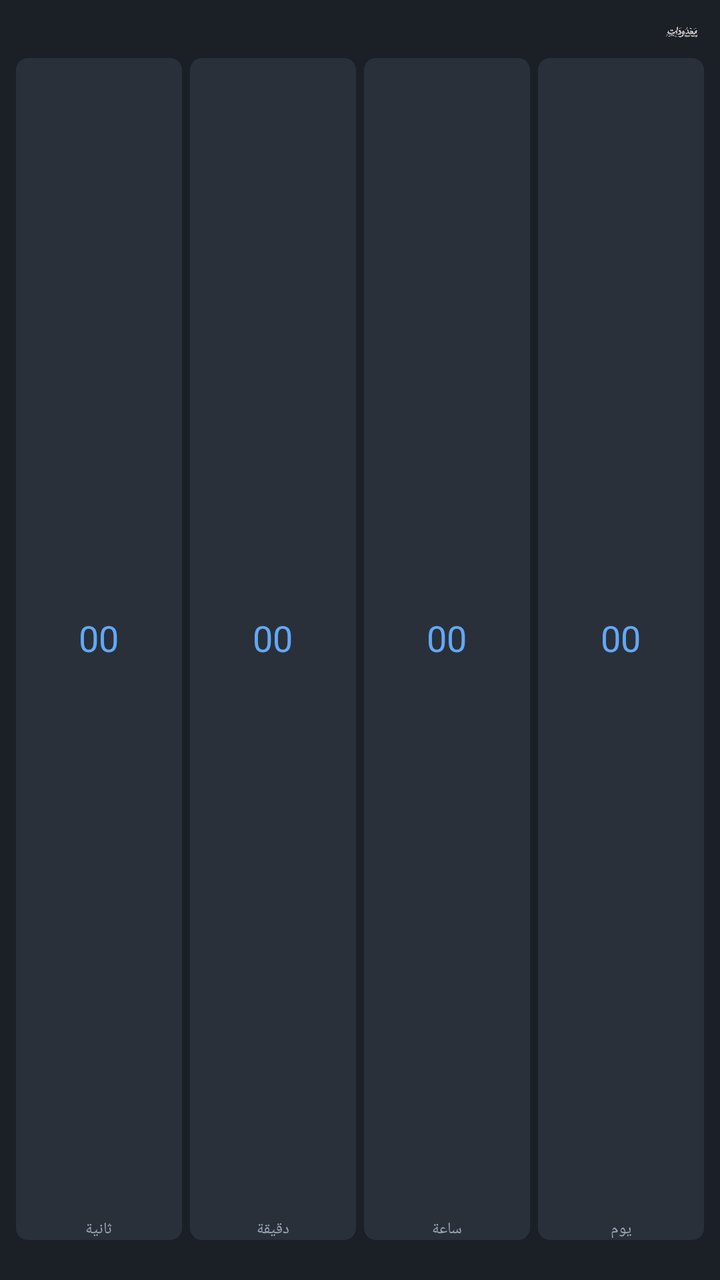
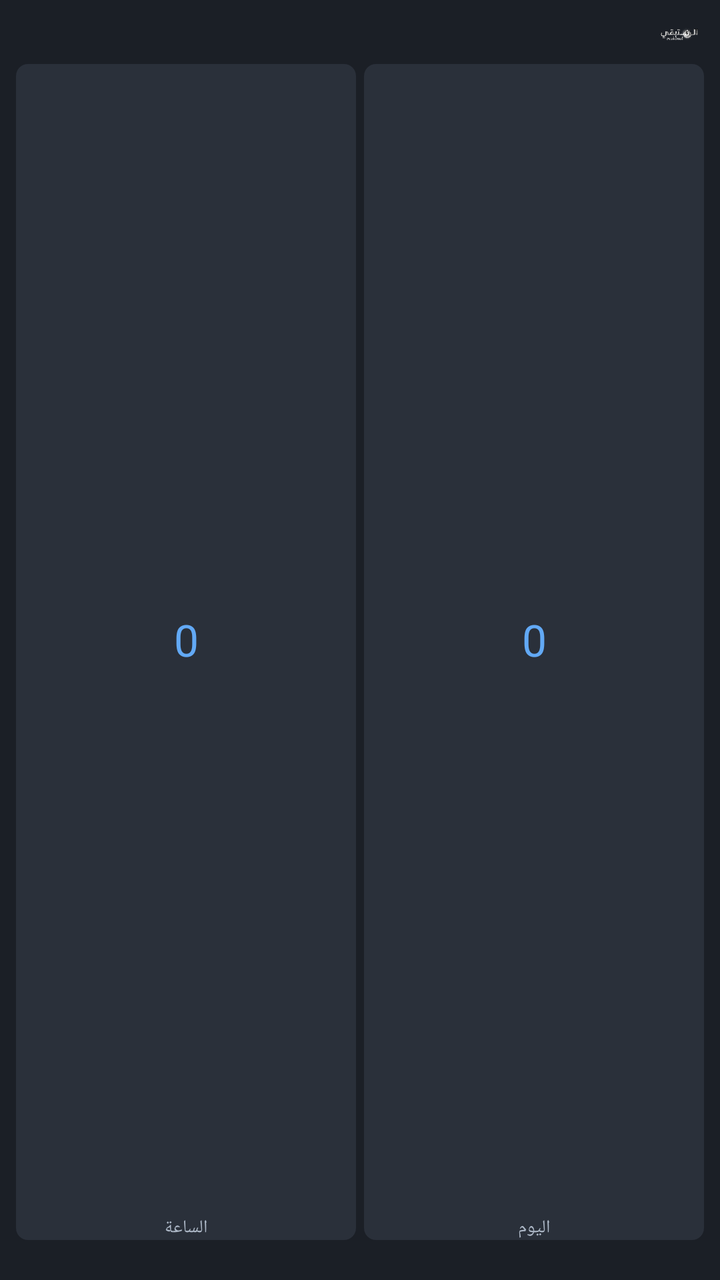

Two renders of the same Android screen: before a commit and after it. Below are the layout's source before the change and the commit's diff.
<!-- AndroidManifest.xml: application theme Theme.AppCompat.Light.NoActionBar -->
<!-- res/layout/widget_remaining.xml -->
<?xml version="1.0" encoding="utf-8"?>
<LinearLayout xmlns:android="http://schemas.android.com/apk/res/android"
    android:id="@+id/remaining_root"
    android:layout_width="match_parent"
    android:layout_height="match_parent"
    android:layoutDirection="rtl"
    android:orientation="vertical"
    android:padding="6dp"
    android:background="#1B1F26">

    
    <LinearLayout
        android:layout_width="match_parent"
        android:layout_height="wrap_content"
        android:gravity="center_vertical"
        android:orientation="horizontal"
        android:layoutDirection="rtl">

        <ImageView
            android:layout_width="25dp"
            android:layout_height="19dp"
            android:layout_marginEnd="5dp"
            android:contentDescription="معدودات"
            android:scaleType="centerInside"
            android:src="@drawable/numbered" />

        <TextView
            android:id="@+id/remaining_event_name"
            android:layout_width="0dp"
            android:layout_height="wrap_content"
            android:layout_weight="1"
            android:ellipsize="end"
            android:fontFamily="@font/the_year_of_handicrafts_bold"
            android:gravity="end|center_vertical"
            android:maxLines="1"
            android:textColor="#F4F7FB"
            android:textSize="12sp" />

    </LinearLayout>

    
    <LinearLayout
        android:layout_width="match_parent"
        android:layout_height="0dp"
        android:layout_weight="1"
        android:layout_marginTop="4dp"
        android:gravity="center"
        android:orientation="horizontal"
        android:layoutDirection="rtl">

        
        <LinearLayout
            android:layout_width="0dp"
            android:layout_height="match_parent"
            android:layout_weight="1"
            android:layout_marginStart="2dp"
            android:layout_marginEnd="2dp"
            android:gravity="center"
            android:orientation="vertical"
            android:background="@drawable/timer_unit_background">

            <TextView
                android:id="@+id/remaining_days"
                android:layout_width="match_parent"
                android:layout_height="0dp"
                android:layout_weight="1"
                android:fontFamily="@font/the_year_of_handicrafts_bold"
                android:gravity="center"
                android:maxLines="1"
                android:text="00"
                android:textColor="#62A9F5"
                android:textSize="18sp" />

            <TextView
                android:layout_width="match_parent"
                android:layout_height="wrap_content"
                android:fontFamily="@font/the_year_of_handicrafts_bold"
                android:gravity="center"
                android:maxLines="1"
                android:text="يوم"
                android:textColor="#9CA8B8"
                android:textSize="8sp" />

        </LinearLayout>

        
        <LinearLayout
            android:layout_width="0dp"
            android:layout_height="match_parent"
            android:layout_weight="1"
            android:layout_marginStart="2dp"
            android:layout_marginEnd="2dp"
            android:gravity="center"
            android:orientation="vertical"
            android:background="@drawable/timer_unit_background">

            <TextView
                android:id="@+id/remaining_hours"
                android:layout_width="match_parent"
                android:layout_height="0dp"
                android:layout_weight="1"
                android:fontFamily="@font/the_year_of_handicrafts_bold"
                android:gravity="center"
                android:maxLines="1"
                android:text="00"
                android:textColor="#62A9F5"
                android:textSize="18sp" />

            <TextView
                android:layout_width="match_parent"
                android:layout_height="wrap_content"
                android:fontFamily="@font/the_year_of_handicrafts_bold"
                android:gravity="center"
                android:maxLines="1"
                android:text="ساعة"
                android:textColor="#9CA8B8"
                android:textSize="8sp" />

        </LinearLayout>

        
        <LinearLayout
            android:layout_width="0dp"
            android:layout_height="match_parent"
            android:layout_weight="1"
            android:layout_marginStart="2dp"
            android:layout_marginEnd="2dp"
            android:gravity="center"
            android:orientation="vertical"
            android:background="@drawable/timer_unit_background">

            <TextView
                android:id="@+id/remaining_minutes"
                android:layout_width="match_parent"
                android:layout_height="0dp"
                android:layout_weight="1"
                android:fontFamily="@font/the_year_of_handicrafts_bold"
                android:gravity="center"
                android:maxLines="1"
                android:text="00"
                android:textColor="#62A9F5"
                android:textSize="18sp" />

            <TextView
                android:layout_width="match_parent"
                android:layout_height="wrap_content"
                android:fontFamily="@font/the_year_of_handicrafts_bold"
                android:gravity="center"
                android:maxLines="1"
                android:text="دقيقة"
                android:textColor="#9CA8B8"
                android:textSize="8sp" />

        </LinearLayout>

        
        <LinearLayout
            android:layout_width="0dp"
            android:layout_height="match_parent"
            android:layout_weight="1"
            android:layout_marginStart="2dp"
            android:layout_marginEnd="2dp"
            android:gravity="center"
            android:orientation="vertical"
            android:background="@drawable/timer_unit_background">

            <TextView
                android:id="@+id/remaining_seconds"
                android:layout_width="match_parent"
                android:layout_height="0dp"
                android:layout_weight="1"
                android:fontFamily="@font/the_year_of_handicrafts_bold"
                android:gravity="center"
                android:maxLines="1"
                android:text="00"
                android:textColor="#62A9F5"
                android:textSize="18sp" />

            <TextView
                android:layout_width="match_parent"
                android:layout_height="wrap_content"
                android:fontFamily="@font/the_year_of_handicrafts_bold"
                android:gravity="center"
                android:maxLines="1"
                android:text="ثانية"
                android:textColor="#9CA8B8"
                android:textSize="8sp" />

        </LinearLayout>

    </LinearLayout>

    
    <TextView
        android:id="@+id/remaining_hijri_date"
        android:layout_width="match_parent"
        android:layout_height="wrap_content"
        android:layout_marginTop="3dp"
        android:ellipsize="end"
        android:fontFamily="@font/the_year_of_handicrafts_bold"
        android:gravity="center"
        android:maxLines="1"
        android:textColor="#8995A6"
        android:textSize="8sp" />

</LinearLayout>
<!-- resources referenced by this layout -->
<resources>
  <!-- drawable numbered: png bitmap (drawable, 94597 bytes) -->
  <!-- drawable timer_unit_background (drawable) -->
  <?xml version="1.0" encoding="utf-8"?>
  <shape xmlns:android="http://schemas.android.com/apk/res/android"
      android:shape="rectangle">
  
      <solid android:color="#2A303A" />
  
      <corners android:radius="6dp" />
  
  </shape>
</resources>

<!-- the commit's change to res/layout/widget_remaining.xml (unified diff, before → after) -->
@@ -17,12 +17,13 @@
         android:layoutDirection="rtl">
 
         <ImageView
-            android:layout_width="25dp"
-            android:layout_height="19dp"
-            android:layout_marginEnd="5dp"
-            android:contentDescription="معدودات"
+            android:id="@+id/remaining_logo"
+            android:layout_width="28dp"
+            android:layout_height="22dp"
+            android:layout_marginEnd="6dp"
+            android:contentDescription="المتبقي"
             android:scaleType="centerInside"
-            android:src="@drawable/numbered" />
+            android:src="@drawable/residual" />
 
         <TextView
             android:id="@+id/remaining_event_name"
@@ -31,7 +32,7 @@
             android:layout_weight="1"
             android:ellipsize="end"
             android:fontFamily="@font/the_year_of_handicrafts_bold"
-            android:gravity="end|center_vertical"
+            android:gravity="center_vertical|end"
             android:maxLines="1"
             android:textColor="#F4F7FB"
             android:textSize="12sp" />
@@ -67,9 +68,9 @@
                 android:fontFamily="@font/the_year_of_handicrafts_bold"
                 android:gravity="center"
                 android:maxLines="1"
-                android:text="00"
+                android:text="0"
                 android:textColor="#62A9F5"
-                android:textSize="18sp" />
+                android:textSize="22sp" />
 
             <TextView
                 android:layout_width="match_parent"
@@ -77,9 +78,9 @@
                 android:fontFamily="@font/the_year_of_handicrafts_bold"
                 android:gravity="center"
                 android:maxLines="1"
-                android:text="يوم"
-                android:textColor="#9CA8B8"
-                android:textSize="8sp" />
+                android:text="اليوم"
+                android:textColor="#AEB9C8"
+                android:textSize="9sp" />
 
         </LinearLayout>
 
@@ -102,9 +103,9 @@
                 android:fontFamily="@font/the_year_of_handicrafts_bold"
                 android:gravity="center"
                 android:maxLines="1"
-                android:text="00"
+                android:text="0"
                 android:textColor="#62A9F5"
-                android:textSize="18sp" />
+                android:textSize="22sp" />
 
             <TextView
                 android:layout_width="match_parent"
@@ -112,79 +113,9 @@
                 android:fontFamily="@font/the_year_of_handicrafts_bold"
                 android:gravity="center"
                 android:maxLines="1"
-                android:text="ساعة"
-                android:textColor="#9CA8B8"
-                android:textSize="8sp" />
-
-        </LinearLayout>
-
-        
-        <LinearLayout
-            android:layout_width="0dp"
-            android:layout_height="match_parent"
-            android:layout_weight="1"
-            android:layout_marginStart="2dp"
-            android:layout_marginEnd="2dp"
-            android:gravity="center"
-            android:orientation="vertical"
-            android:background="@drawable/timer_unit_background">
-
-            <TextView
-                android:id="@+id/remaining_minutes"
-                android:layout_width="match_parent"
-                android:layout_height="0dp"
-                android:layout_weight="1"
-                android:fontFamily="@font/the_year_of_handicrafts_bold"
-                android:gravity="center"
-                android:maxLines="1"
-                android:text="00"
-                android:textColor="#62A9F5"
-                android:textSize="18sp" />
-
-            <TextView
-                android:layout_width="match_parent"
-                android:layout_height="wrap_content"
-                android:fontFamily="@font/the_year_of_handicrafts_bold"
-                android:gravity="center"
-                android:maxLines="1"
-                android:text="دقيقة"
-                android:textColor="#9CA8B8"
-                android:textSize="8sp" />
-
-        </LinearLayout>
-
-        
-        <LinearLayout
-            android:layout_width="0dp"
-            android:layout_height="match_parent"
-            android:layout_weight="1"
-            android:layout_marginStart="2dp"
-            android:layout_marginEnd="2dp"
-            android:gravity="center"
-            android:orientation="vertical"
-            android:background="@drawable/timer_unit_background">
-
-            <TextView
-                android:id="@+id/remaining_seconds"
-                android:layout_width="match_parent"
-                android:layout_height="0dp"
-                android:layout_weight="1"
-                android:fontFamily="@font/the_year_of_handicrafts_bold"
-                android:gravity="center"
-                android:maxLines="1"
-                android:text="00"
-                android:textColor="#62A9F5"
-                android:textSize="18sp" />
-
-            <TextView
-                android:layout_width="match_parent"
-                android:layout_height="wrap_content"
-                android:fontFamily="@font/the_year_of_handicrafts_bold"
-                android:gravity="center"
-                android:maxLines="1"
-                android:text="ثانية"
-                android:textColor="#9CA8B8"
-                android:textSize="8sp" />
+                android:text="الساعة"
+                android:textColor="#AEB9C8"
+                android:textSize="9sp" />
 
         </LinearLayout>
 
<!-- resource entries referenced after the edit -->
@@ -1,6 +1,6 @@
 <!-- resources referenced by this layout -->
 <resources>
-  <!-- drawable numbered: png bitmap (drawable, 94597 bytes) -->
+  <!-- drawable residual: png bitmap (drawable, 571482 bytes) -->
   <!-- drawable timer_unit_background (drawable) -->
   <?xml version="1.0" encoding="utf-8"?>
   <shape xmlns:android="http://schemas.android.com/apk/res/android"
